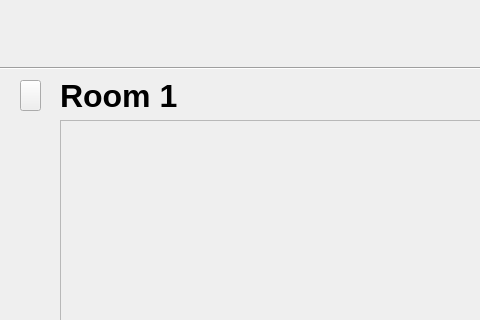
This is GUI/joinermanage.ui in TuanAnhNguyenCo/Auction as Qt 5 draws it before an edit; both pictures show x 0 to 480 and y 0 to 320 of the 800 by 600 pixel window. The edited form follows.
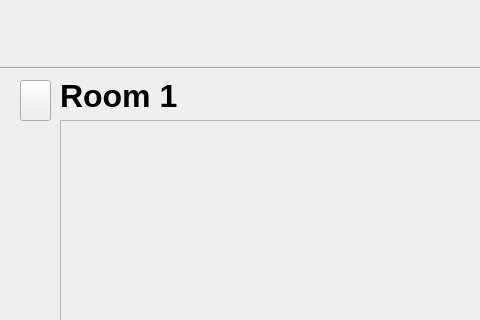
This is the edited form.

Diff of the .ui file:
```diff
--- a/GUI/joinermanage.ui
+++ b/GUI/joinermanage.ui
@@ -100,8 +100,8 @@
     <rect>
      <x>20</x>
      <y>80</y>
-     <width>21</width>
-     <height>31</height>
+     <width>31</width>
+     <height>41</height>
     </rect>
    </property>
    <property name="cursor">
```
